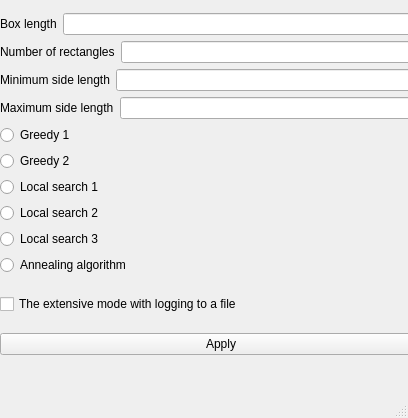
forvev/optimization_algorithms, file resources/main_window.ui: the form before one commit.
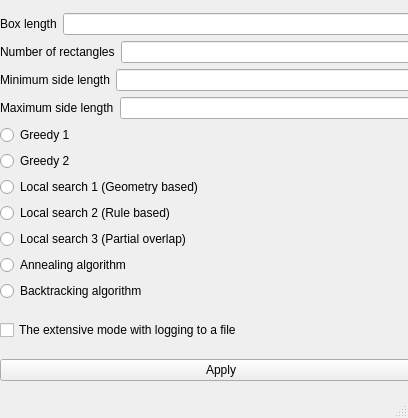
The form after the commit.

Patch:
```diff
--- a/resources/main_window.ui
+++ b/resources/main_window.ui
@@ -20,7 +20,7 @@
       <x>0</x>
       <y>0</y>
       <width>442</width>
-      <height>371</height>
+      <height>397</height>
      </rect>
     </property>
     <layout class="QVBoxLayout" name="verticalLayout_4">
@@ -101,21 +101,21 @@
          <item>
           <widget class="QRadioButton" name="rb_neighborhood_1">
            <property name="text">
-            <string>Local search 1</string>
+            <string>Local search 1 (Geometry based)</string>
            </property>
           </widget>
          </item>
          <item>
           <widget class="QRadioButton" name="rb_neighborhood_2">
            <property name="text">
-            <string>Local search 2</string>
+            <string>Local search 2 (Rule based)</string>
            </property>
           </widget>
          </item>
          <item>
           <widget class="QRadioButton" name="rb_neighborhood_3">
            <property name="text">
-            <string>Local search 3</string>
+            <string>Local search 3 (Partial overlap)</string>
            </property>
           </widget>
          </item>
@@ -126,6 +126,13 @@
            </property>
           </widget>
          </item>
+         <item>
+          <widget class="QRadioButton" name="rb_backtracking_alg">
+           <property name="text">
+            <string>Backtracking algorithm</string>
+           </property>
+          </widget>
+         </item>
         </layout>
        </item>
       </layout>
```
